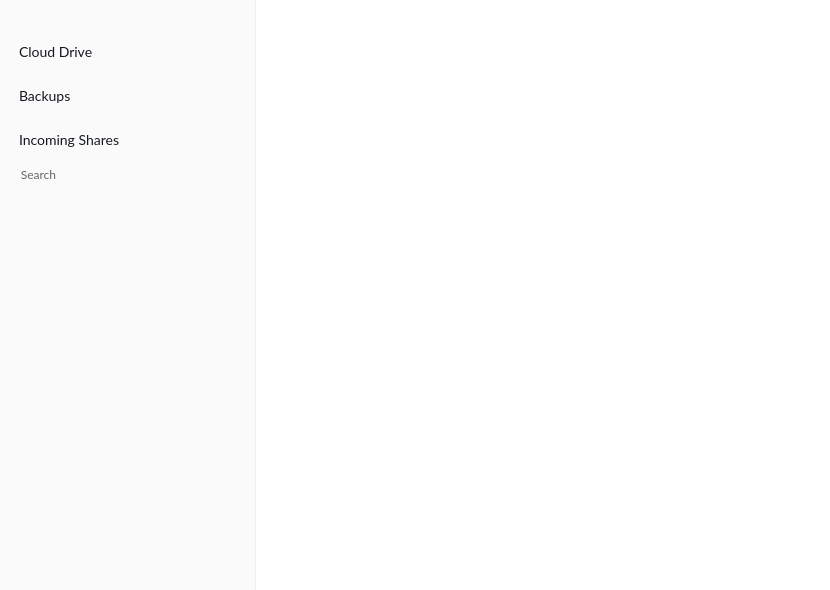
The window that src/MEGASync/gui/node_selector/gui/macx/NodeSelector.ui (meganz/MEGAsync) describes before a commit, drawn with Qt 5.
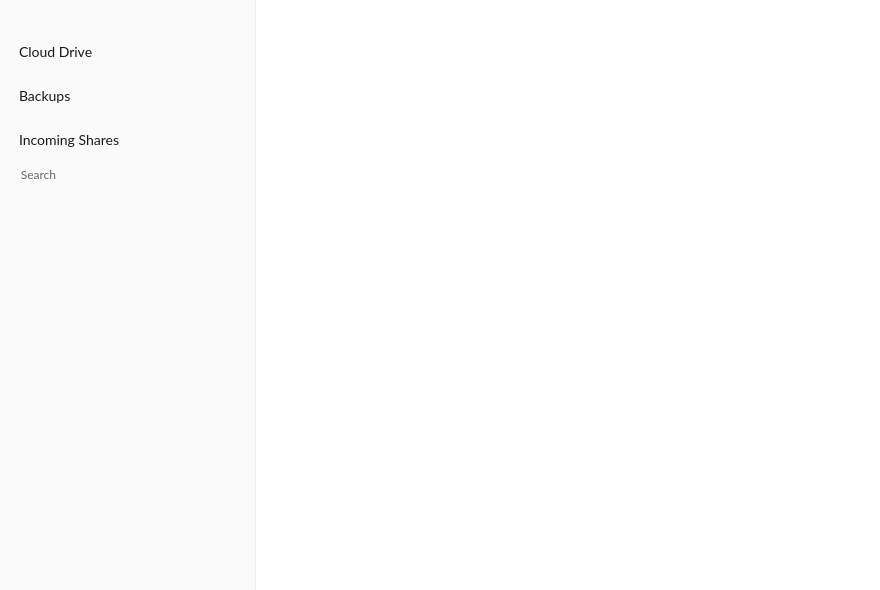
The same window after the commit. Icons and pictures are not drawn.

Commit message: macos ui adjustments

Patch:
```diff
--- a/src/MEGASync/gui/node_selector/gui/macx/NodeSelector.ui
+++ b/src/MEGASync/gui/node_selector/gui/macx/NodeSelector.ui
@@ -9,7 +9,7 @@
    <rect>
     <x>0</x>
     <y>0</y>
-    <width>830</width>
+    <width>880</width>
     <height>590</height>
    </rect>
   </property>
```
Left out of the diff: 20 changed lines with no effect on the pictures. The commit also changes 3 other files.
